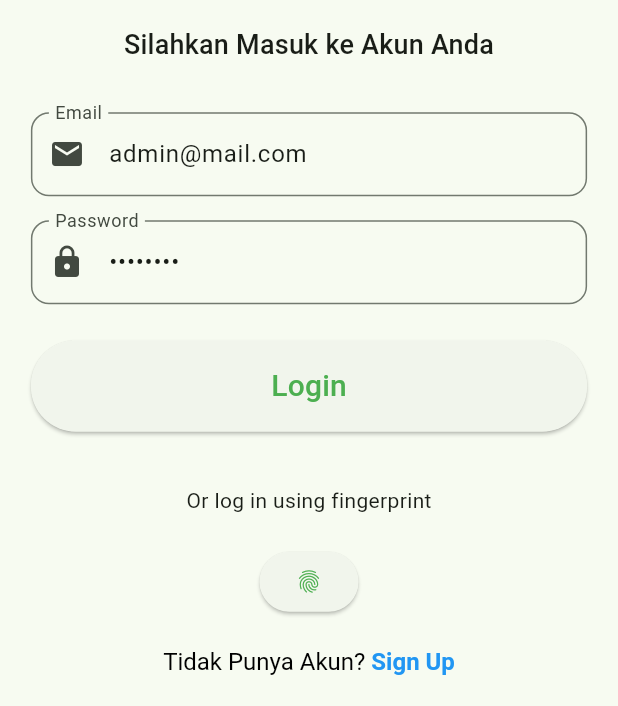
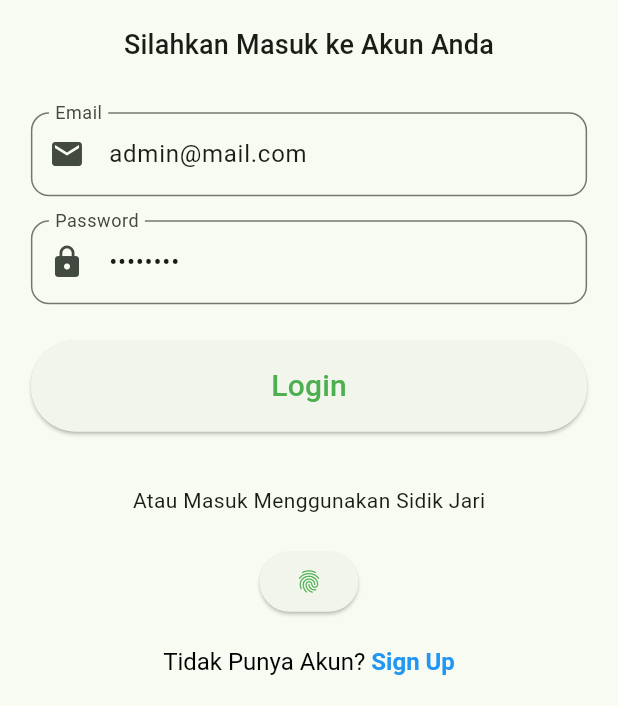
Before and after one commit to maulanaputraaa/mpay_godong, a Flutter app: the screen it shows after launch, on a phone screen of 412 x 824 dp, the part 530-1236 px from its top. Run offline on Flutter 3.47's test engine with Material 3 defaults, Android fonts, the phone set to English and light mode, and no system bars; our stand-ins replace fluttertoast, local_auth, shared_preferences, stylish_bottom_bar; missing offline and left inert: mobile_scanner; accounts and stored records are empty.

Commit message:
login page

```diff
--- a/lib/login/components/login_fingerprint.dart
+++ b/lib/login/components/login_fingerprint.dart
@@ -54,7 +54,7 @@ class LoginFingerprint extends StatelessWidget {
   Widget build(BuildContext context) {
     return Column(
       children: <Widget>[
-        const Text('Or log in using fingerprint'),
+        const Text('Atau Masuk Menggunakan Sidik Jari'),
         const SizedBox(height: 20),
         ElevatedButton(
           onPressed: () => _authenticate(context),
```
